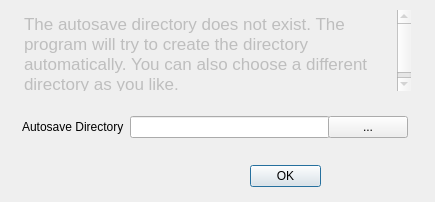
First picture: the form in neurolabi/gui/startsettingdialog.ui, repository janelia-flyem/NeuTu, before the edit.
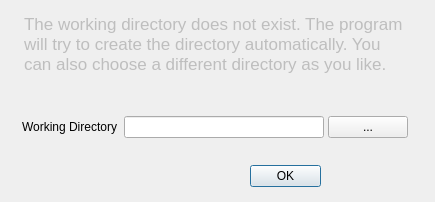
Second picture: the form after the edit.

What changed in the file:
```diff
--- a/neurolabi/gui/startsettingdialog.ui
+++ b/neurolabi/gui/startsettingdialog.ui
@@ -55,10 +55,10 @@
 &lt;html&gt;&lt;head&gt;&lt;meta name=&quot;qrichtext&quot; content=&quot;1&quot; /&gt;&lt;style type=&quot;text/css&quot;&gt;
 p, li { white-space: pre-wrap; }
 &lt;/style&gt;&lt;/head&gt;&lt;body style=&quot; font-family:'Lucida Grande'; font-size:13pt; font-weight:400; font-style:normal;&quot;&gt;
-&lt;p style=&quot; margin-top:0px; margin-bottom:0px; margin-left:0px; margin-right:0px; -qt-block-indent:0; text-indent:0px;&quot;&gt;The autosave directory does not exist. The program will try to create the directory automatically. You can also choose a different directory as you like.&lt;/p&gt;&lt;/body&gt;&lt;/html&gt;</string>
+&lt;p style=&quot; margin-top:0px; margin-bottom:0px; margin-left:0px; margin-right:0px; -qt-block-indent:0; text-indent:0px;&quot;&gt;The working directory does not exist. The program will try to create the directory automatically. You can also choose a different directory as you like.&lt;/p&gt;&lt;/body&gt;&lt;/html&gt;</string>
    </property>
   </widget>
-  <widget class="QWidget" name="">
+  <widget class="QWidget" name="layoutWidget">
    <property name="geometry">
     <rect>
      <x>22</x>
@@ -71,7 +71,7 @@
     <item>
      <widget class="QLabel" name="label">
       <property name="text">
-       <string>Autosave Directory</string>
+       <string>Working Directory</string>
       </property>
      </widget>
     </item>
```
Left out of the diff: 2 changed lines with no effect on the pictures.
